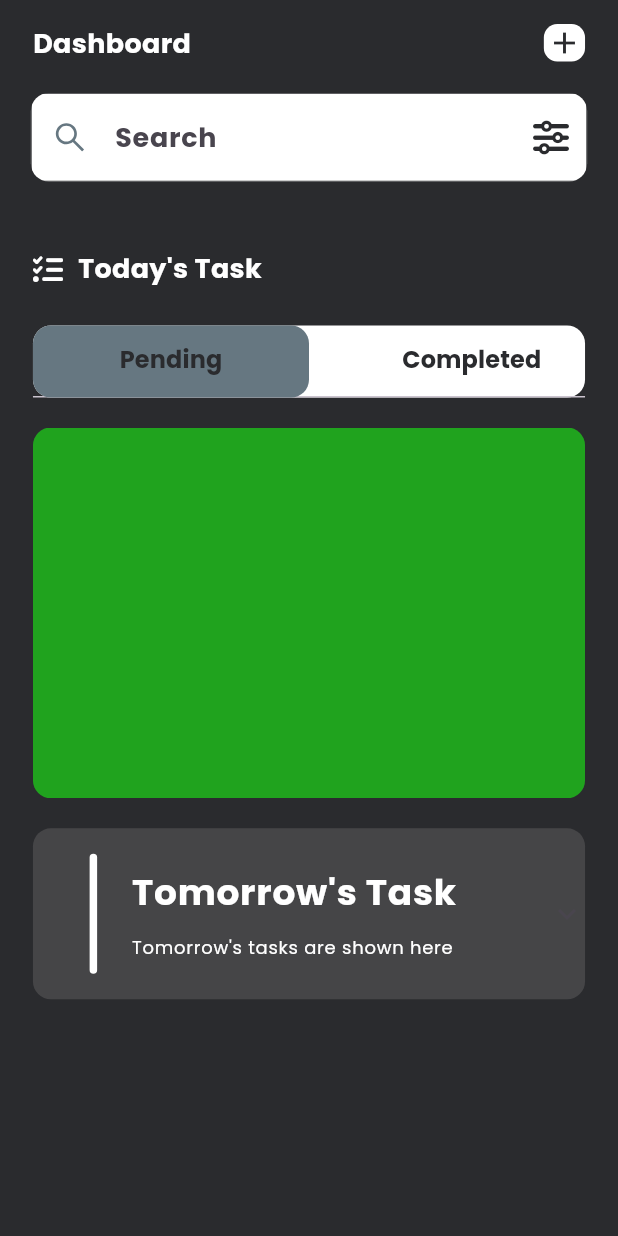
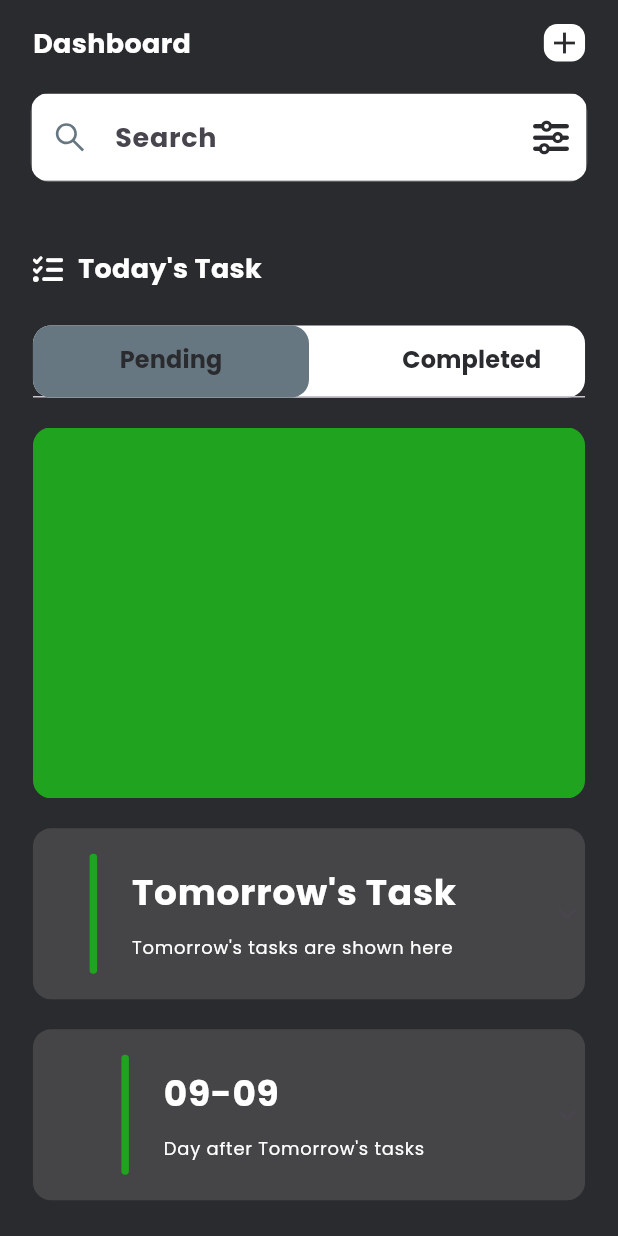
Before and after one commit to iHamza7/ToDo_Application, a Flutter app: the screen it shows after launch, on a phone screen of 412 x 824 dp. Run offline on Flutter 3.47's test engine with Material 2 defaults, Android fonts, the phone set to English and light mode, and no system bars; our stand-ins replace country_picker, flutter_screenutil, flutter_vector_icons, google_fonts, hooks_riverpod, pinput and 1 more.

Commit message:
lib changed

```diff
--- a/lib/common/utils/constants.dart
+++ b/lib/common/utils/constants.dart
@@ -17,5 +17,5 @@ class AppConst {
 
   static double kWidth = 375.w;
   static double kHeight = 825.h;
-  static double kRadius = 12.r;
+  static double kRadius = 12.h;
 }
--- a/lib/common/widgets/bottom_titles.dart
+++ b/lib/common/widgets/bottom_titles.dart
@@ -28,7 +28,7 @@ class BottomTitles extends StatelessWidget {
                   width: 5,
                   decoration: BoxDecoration(
                       //TODO: dynamic colors
-                      color: AppConst.kLight,
+                      color: AppConst.kGreen,
                       borderRadius:
                           BorderRadius.all(Radius.circular(AppConst.kRadius))),
                 );
--- a/lib/features/todo/pages/homepage.dart
+++ b/lib/features/todo/pages/homepage.dart
@@ -173,7 +173,17 @@ class _HomePageState extends State<HomePage> with TickerProviderStateMixin {
               const XpansionTile(
                   text: "Tomorrow's Task",
                   text2: "Tomorrow's tasks are shown here",
-                  children: [])
+                  children: []),
+              const SizedBox(
+                height: 20,
+              ),
+              XpansionTile(
+                  text: DateTime.now()
+                      .add(const Duration(days: 2))
+                      .toString()
+                      .substring(5, 10),
+                  text2: "Day after Tomorrow's tasks",
+                  children: const [])
             ],
           ),
         )));
```
